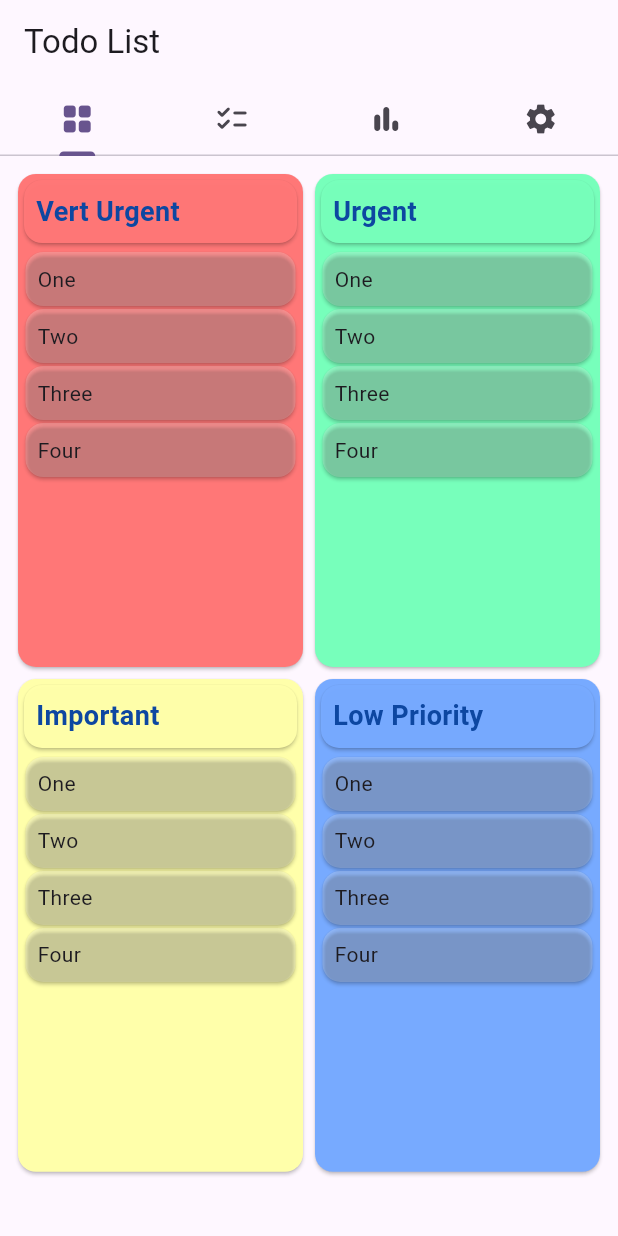
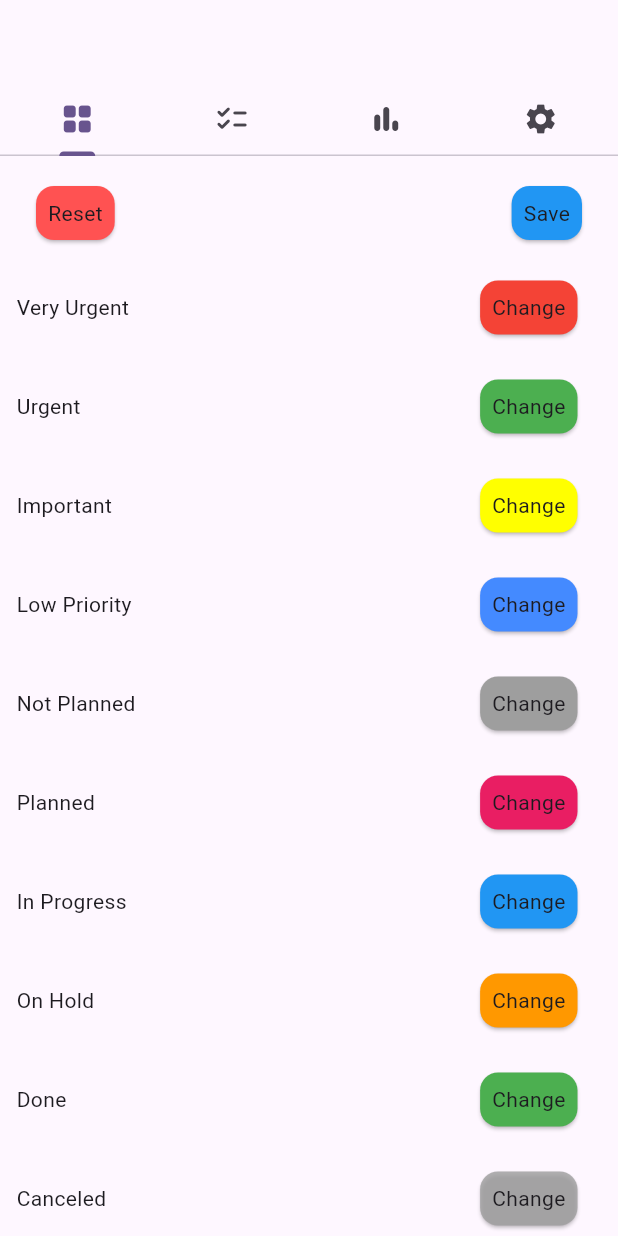
Before and after one commit to milanjr/Public-todo_app_flutter, a Flutter app: the screen it shows after launch, on a phone screen of 412 x 824 dp. Run offline on Flutter 3.47's test engine with Material 3 defaults, Android fonts, the phone set to English and light mode, and no system bars.

Commit message:
Added settings page

```diff
--- /dev/null
+++ b/lib/view_models/settings_page_view_model.dart
@@ -0,0 +1,29 @@
+import 'package:flutter/material.dart';
+import '../models/task.dart';
+
+class SettingsPageViewModel extends ChangeNotifier {
+  // urgentImpColor: Color = Color("UrgentImp")
+  // urgentNotImpColor: Color = Color("UrgentNotImp")
+  // notUrgentImpColor: Color = Color("NotUrgentImp")
+  // notUrgentNotImpColor: Color = Color("NotUrgentNotImp")
+  //
+  // notPlannedColor: Color = .gray
+  // plannedColor: Color = .pink
+  // inProgressColor: Color = .blue
+  // onHoldColor: Color = .orange
+  // doneColor: Color = .green
+  // canceledColor: Color = .gray.opacity(0.8)
+  Color urgentImpColor = Colors.red;
+  Color urgentNotImpColor = Colors.green;
+  Color notUrgentImpColor = Colors.yellowAccent;
+  Color notUrgentNotImpColor = Colors.blueAccent;
+
+  Color notPlannedColor = Colors.grey;
+  Color plannedColor = Colors.pink;
+  Color inProgressColor = Colors.blue;
+  Color onHoldColor = Colors.orange;
+  Color doneColor = Colors.green;
+  Color canceledColor = Colors.grey.withOpacity(0.8);
+
+
+}
--- /dev/null
+++ b/lib/views/settings_page.dart
@@ -0,0 +1,112 @@
+import 'dart:math';
+
+import 'package:flutter/material.dart';
+import 'package:provider/provider.dart';
+
+import '../view_models/settings_page_view_model.dart';
+
+class SettingsPage extends StatelessWidget {
+  const SettingsPage({super.key});
+
+  @override
+  Widget build(BuildContext context) {
+    return Padding(
+      padding: const EdgeInsets.all(8.0),
+      child: ChangeNotifierProvider(
+        create: (context) => SettingsPageViewModel(),
+        child: Consumer<SettingsPageViewModel>(
+          builder: (context, vm, child) {
+            return Center(
+              child: Column(
+                children: [
+                  Row(
+                    children: [
+                      TextButton(
+                        onPressed: () {},
+                        child: Card(
+                          color: Colors.redAccent,
+                          child: Padding(
+                            padding: const EdgeInsets.all(8.0),
+                            child: Text("Reset"),
+                          ),
+                        ),
+                      ),
+                      Spacer(),
+                      TextButton(
+                        onPressed: () {},
+                        child: Card(
+                          color: Colors.blue,
+                          child: Padding(
+                            padding: const EdgeInsets.all(8.0),
+                            child: Text("Save"),
+                          ),
+                        ),
+                      ),
+                    ],
+                  ),
+
+                  ColorPickerRow(
+                    title: 'Very Urgent',
+                    color: vm.urgentImpColor,
+                  ),
+                  ColorPickerRow(title: 'Urgent', color: vm.urgentNotImpColor),
+                  ColorPickerRow(
+                    title: 'Important',
+                    color: vm.notUrgentImpColor,
+                  ),
+                  ColorPickerRow(
+                    title: 'Low Priority',
+                    color: vm.notUrgentNotImpColor,
+                  ),
+
+                  ColorPickerRow(
+                    title: 'Not Planned',
+                    color: vm.notPlannedColor,
+                  ),
+                  ColorPickerRow(title: 'Planned', color: vm.plannedColor),
+                  ColorPickerRow(
+                    title: 'In Progress',
+                    color: vm.inProgressColor,
+                  ),
+                  ColorPickerRow(title: 'On Hold', color: vm.onHoldColor),
+                  ColorPickerRow(title: 'Done', color: vm.doneColor),
+                  ColorPickerRow(title: 'Canceled', color: vm.canceledColor),
+                ],
+              ),
+            );
+          },
+        ),
+      ),
+    );
+  }
+}
+
+class ColorPickerRow extends StatelessWidget {
+  const ColorPickerRow({super.key, required this.title, required this.color});
+
+  final String title;
+  final Color color;
+
+  @override
+  Widget build(BuildContext context) {
+    return Padding(
+      padding: const EdgeInsets.all(3.0),
+      child: Row(
+        children: <Widget>[
+          Text(title),
+          Spacer(),
+          TextButton(
+            onPressed: () {},
+            child: Card(
+              color: color,
+              child: Padding(
+                padding: const EdgeInsets.all(8.0),
+                child: Text("Change"),
+              ),
+            ),
+          ),
+        ],
+      ),
+    );
+  }
+}
--- a/lib/views/task_list_page.dart
+++ b/lib/views/task_list_page.dart
@@ -27,8 +27,8 @@ class TaskListPage extends StatelessWidget {
                         if (task.isUrgent)
                           Icon(Icons.priority_high_rounded, color: Colors.redAccent,),
                         if (task.isImportant)
-                        Icon(Icons.info_outline_rounded, color: Colors.blue,),
-                        Icon(Icons.calendar_month_rounded, color: Colors.blue,),
+                          Icon(Icons.info_outline_rounded, color: Colors.blue,),
+                        Icon(Icons.calendar_month_rounded,),
 
                       ],
                     ),
--- a/lib/views/todo_main_page.dart
+++ b/lib/views/todo_main_page.dart
@@ -2,6 +2,7 @@
 import 'package:flutter/material.dart';
 
 import 'eisenhower_matrix_page.dart';
+import 'settings_page.dart';
 import 'task_list_page.dart';
 
 class TodoMainPage extends StatelessWidget {
@@ -13,7 +14,7 @@ class TodoMainPage extends StatelessWidget {
       length: 4, // Number of tabs
       child: Scaffold(
         appBar: AppBar(
-          title: const Text('Todo List'),
+          // title: const Text('Todo List'),
           bottom: const TabBar(
             tabs: [
               Tab(icon: Icon(Icons.grid_view_rounded)),
@@ -25,10 +26,10 @@ class TodoMainPage extends StatelessWidget {
         ),
         body: const TabBarView( // Content corresponding to the tabs
           children: [
+            SettingsPage(),
             EisenhowerMatrixPage(),
             TaskListPage(),
             Center(child: Icon(Icons.checklist_rounded, size: 150)),
-            Center(child: Icon(Icons.bar_chart_rounded, size: 150)),
           ],
         ),
       ),
```
